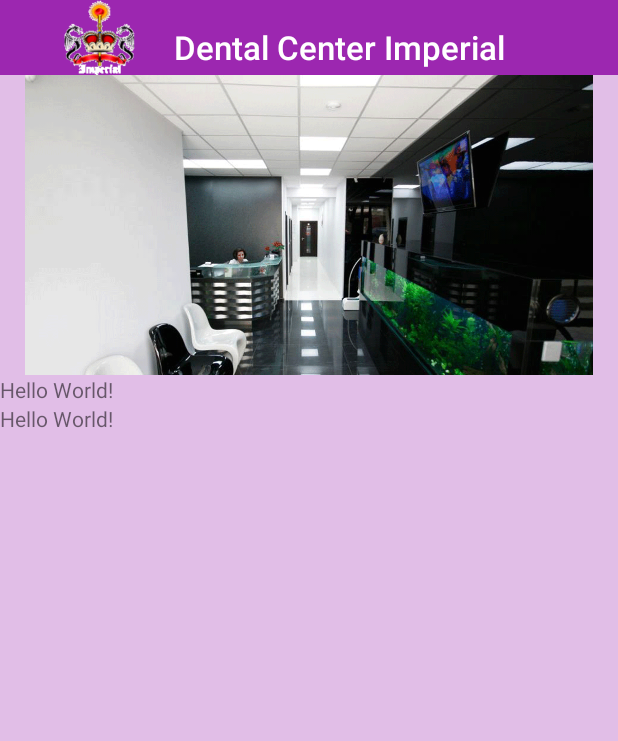
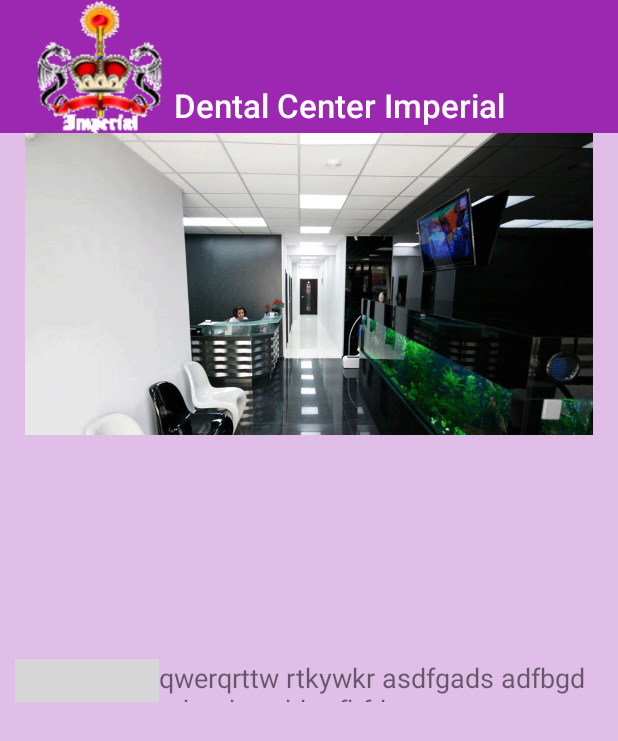
Before and after one commit to GROZILCHO/Dental-Centa-Imperial-Android-App, an Android app: the screen it shows after launch (MainActivity), on a phone screen of 412 x 824 dp. Shown: the top 741 px of the screen. Run offline under Robolectric (Android 15) with nearby library versions, the phone set to English and light mode, and no system bars; grey boxes are pictures that could not be loaded.

Commit message:
Adding a scrollview_layout to activity_layout

```diff
--- a/src/main/res/layout/activity_main.xml
+++ b/src/main/res/layout/activity_main.xml
@@ -5,42 +5,28 @@
     android:id="@+id/activity_layout"
     android:layout_width="match_parent"
     android:layout_height="match_parent"
+    android:orientation="vertical"
     android:background="@color/colorPrimaryLight"
     android:gravity="top|center_vertical"
-    android:orientation="vertical"
-    tools:context="com.example.roskata.dentalclinicimperial.MainActivity">
+    tools:context="com.example.roskata.dentalclinicimperial.MainActivity"
+    android:weightSum="7">
 
     <include
         android:id="@+id/my_toolbar"
-        layout="@layout/toolbar" />
+        layout="@layout/toolbar"
+        />
 
     <android.support.v4.view.ViewPager
         android:id="@+id/viewPager"
         android:layout_width="match_parent"
-        android:layout_height="200dp" />
+        android:layout_height="201dp"
+        android:layout_alignParentStart="true"
+        android:layout_below="@+id/my_toolbar" />
 
-    <ScrollView
-        android:layout_width="match_parent"
-        android:layout_height="wrap_content">
+    <include
+        android:id="@+id/my_scroll_view"
+        layout="@layout/scroll_view"/>
 
-        <LinearLayout
-            android:layout_width="wrap_content"
-            android:layout_height="wrap_content"
-            android:orientation="vertical">
-
-            <TextView
-                android:layout_width="match_parent"
-                android:layout_height="wrap_content"
-                android:text="Hello World!"
-                android:visibility="visible" />
-
-            <TextView
-                android:layout_width="match_parent"
-                android:layout_height="wrap_content"
-                android:text="Hello World!"/>
-
-        </LinearLayout>
-    </ScrollView>
 
 
 
--- a/src/main/res/layout/custom_slider.xml
+++ b/src/main/res/layout/custom_slider.xml
@@ -4,7 +4,8 @@
     xmlns:app="http://schemas.android.com/apk/res-auto"
     xmlns:tools="http://schemas.android.com/tools"
     android:layout_width="match_parent"
-    android:layout_height="wrap_content">
+    android:layout_weight="3"
+    android:layout_height="0dp">
 
     <ImageView
         android:id="@+id/imageView"
--- /dev/null
+++ b/src/main/res/layout/scroll_view.xml
@@ -0,0 +1,40 @@
+<?xml version="1.0" encoding="utf-8"?>
+<LinearLayout
+    xmlns:android="http://schemas.android.com/apk/res/android"
+    android:layout_width="match_parent"
+    android:layout_height="0dp"
+    android:layout_weight="2"
+    android:orientation="vertical">
+
+    <ScrollView
+        android:layout_width="match_parent"
+        android:layout_height="wrap_content"
+        android:layout_marginTop="139dp">
+
+        <RelativeLayout
+            android:layout_width="match_parent"
+            android:layout_height="wrap_content">
+
+            <LinearLayout
+                android:layout_width="match_parent"
+                android:layout_height="wrap_content"
+                android:orientation="horizontal"
+                android:padding="@dimen/slider_margin">
+
+                <ImageView
+                    android:layout_width="wrap_content"
+                    android:layout_height="wrap_content"
+                    android:src="@drawable/map"/>
+
+                <TextView
+                    android:layout_width="wrap_content"
+                    android:layout_height="wrap_content"
+                    android:text="qwerqrttw rtkywkr asdfgads adfbgd adtrg btrsrbbsrfbfds"
+                    android:textSize="18sp" />
+
+            </LinearLayout>
+
+        </RelativeLayout>
+    </ScrollView>
+
+</LinearLayout>
--- a/src/main/res/layout/toolbar.xml
+++ b/src/main/res/layout/toolbar.xml
@@ -1,10 +1,10 @@
 <?xml version="1.0" encoding="utf-8"?>
 <android.support.v7.widget.Toolbar xmlns:android="http://schemas.android.com/apk/res/android"
     android:layout_width="match_parent"
-    android:layout_height="@dimen/action_bar_min_height"
+    android:layout_height="0dp"
+    android:layout_weight="1"
     xmlns:app="http://schemas.android.com/apk/res-auto"
     android:background="@color/colorPrimary"
-    android:minHeight="?actionBarSize"
     app:theme="@style/ThemeOverlay.AppCompat.Dark"
     android:gravity="bottom"
     app:titleTextAppearance="@style/Toolbar.TitleText">
```
